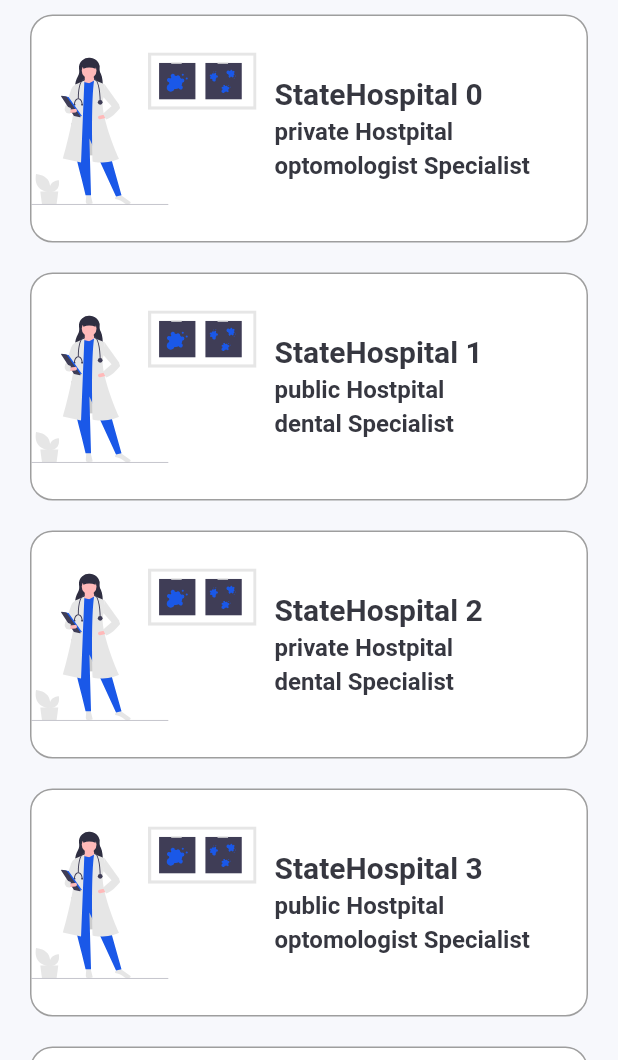
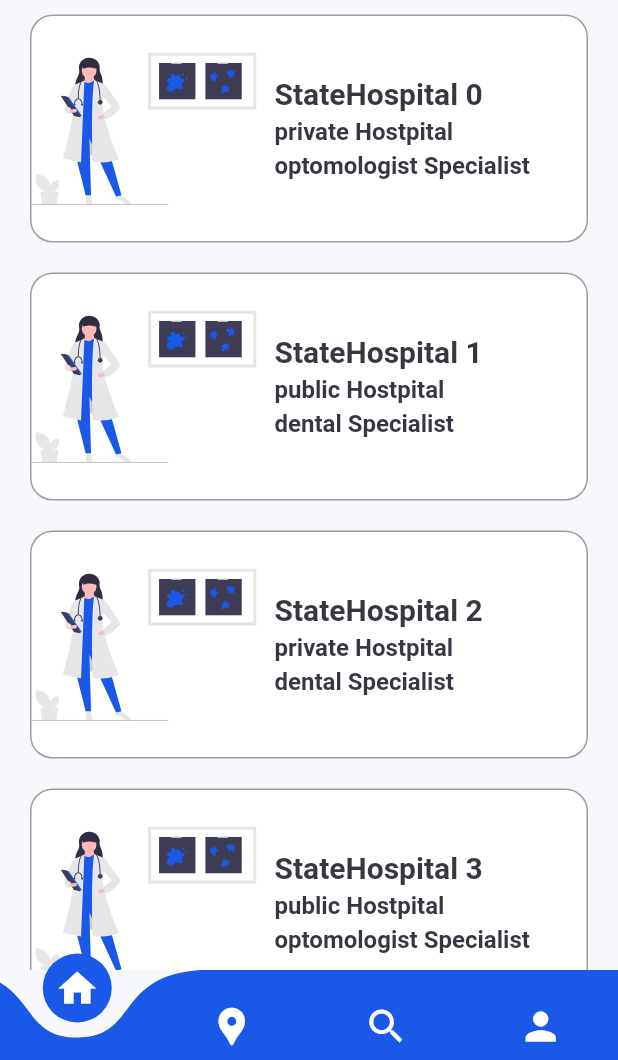
Before and after one commit to tjava/closest_hospital, a Flutter app: the StateHospitalsScreen screen opened directly, on a phone screen of 412 x 824 dp, the part 176-1236 px from its top. Run offline on Flutter 3.47's test engine with Material 2 defaults, Android fonts, the phone set to English and light mode, and no system bars; drawn by our look-alikes of curved_navigation_bar; our stand-ins replace flutter_svg, get.

Commit message:
setup getx and add navigation bar

```diff
--- /dev/null
+++ b/lib/constants/init_dependencies.dart
@@ -0,0 +1,9 @@
+import 'package:closest_hospital/controllers/navigation_controller.dart';
+import 'package:get/get.dart';
+
+class InitDependencies implements Bindings {
+  @override
+  void dependencies() {
+    Get.lazyPut(() => NavigationController());
+  }
+}
--- a/lib/screens/state_hospitals_screen.dart
+++ b/lib/screens/state_hospitals_screen.dart
@@ -2,6 +2,7 @@ import 'package:closest_hospital/constants/colors.dart';
 import 'package:closest_hospital/data/data.dart';
 import 'package:closest_hospital/models/state_hospitals.dart';
 import 'package:closest_hospital/widget/custom_text.dart';
+import 'package:closest_hospital/widget/navigation_bar.dart';
 import 'package:flutter/material.dart';
 import 'package:flutter_svg/flutter_svg.dart';
 
@@ -120,6 +121,7 @@ class _StateHospitalsScreenState extends State<StateHospitalsScreen> {
           )
         ],
       ),
+      bottomNavigationBar: NavigationBar(),
     );
   }
 }
--- /dev/null
+++ b/lib/widget/navigation_bar.dart
@@ -0,0 +1,35 @@
+import 'package:closest_hospital/constants/colors.dart';
+import 'package:closest_hospital/controllers/navigation_controller.dart';
+import 'package:curved_navigation_bar/curved_navigation_bar.dart';
+import 'package:flutter/material.dart';
+import 'package:get/get.dart';
+
+class NavigationBar extends StatelessWidget {
+  const NavigationBar({Key? key}) : super(key: key);
+  // int index = 0;
+
+  @override
+  Widget build(BuildContext context) {
+    NavigationController navigationController = Get.find();
+
+    final items = <Widget>[
+      Icon(Icons.home, size: 30, color: Colors.white),
+      Icon(Icons.location_pin, size: 30, color: Colors.white),
+      Icon(Icons.search, size: 30, color: Colors.white),
+      Icon(Icons.person, size: 30, color: Colors.white),
+    ];
+
+    return Obx(
+      () => CurvedNavigationBar(
+        items: items,
+        index: navigationController.indexScreen.value,
+        height: 60,
+        color: blue,
+        backgroundColor: Colors.transparent,
+        animationCurve: Curves.easeInOut,
+        animationDuration: Duration(milliseconds: 500),
+        onTap: (screen) => navigationController.changeScreen(screen),
+      ),
+    );
+  }
+}
--- a/pubspec.yaml
+++ b/pubspec.yaml
@@ -35,6 +35,8 @@ dependencies:
   # Use with the CupertinoIcons class for iOS style icons.
   cupertino_icons: ^1.0.2
   flutter_svg: any
+  get: ^4.6.1
+  curved_navigation_bar: ^1.0.3
 
 dev_dependencies:
   flutter_test:
```
Also changed, not shown: lib/controllers/navigation_controller.dart (+21 -0 lines), lib/main.dart (+16 -2 lines), lib/screens/about_us_screen.dart (+20 -0 lines), lib/screens/closest_hospitals_screen.dart (+20 -0 lines), lib/screens/home_screen.dart (+12 -10 lines), pubspec.lock.
